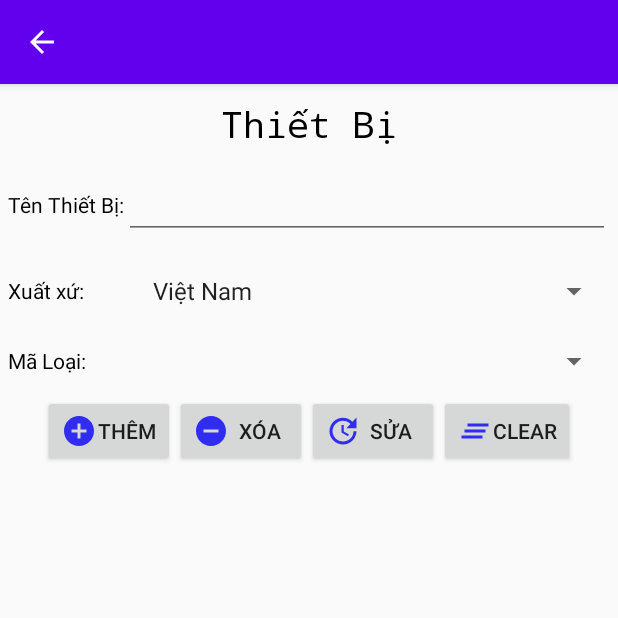
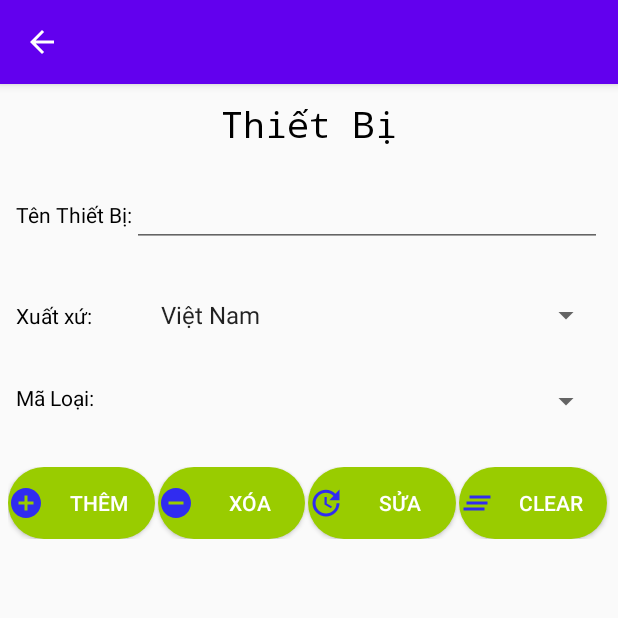
Before and after one commit to baybayhaiba/doAn_QuanLyThietBi, an Android app: the ActivityThietBi screen opened directly, with no data from a screen before it, on a phone screen of 412 x 824 dp, the top half of it. Run offline under Robolectric (Android 15) with nearby library versions, the phone set to English and light mode, and no system bars.

Commit message:
Bài exe1

```diff
--- /dev/null
+++ b/app/src/main/res/drawable/bt_actived.xml
@@ -0,0 +1,11 @@
+<?xml version="1.0" encoding="utf-8"?>
+<shape xmlns:android="http://schemas.android.com/apk/res/android">
+    <solid android:color="@android:color/holo_orange_dark"/>
+
+    <corners android:topLeftRadius="25dp"
+        android:topRightRadius="25dp"
+        android:bottomLeftRadius="25dp"
+        android:bottomRightRadius="25dp"
+        />
+
+</shape>
--- /dev/null
+++ b/app/src/main/res/drawable/bt_nonactived.xml
@@ -0,0 +1,11 @@
+<?xml version="1.0" encoding="utf-8"?>
+<shape xmlns:android="http://schemas.android.com/apk/res/android">
+    <solid android:color="@android:color/holo_green_light"/>
+
+    <corners android:topLeftRadius="25dp"
+        android:topRightRadius="25dp"
+        android:bottomLeftRadius="25dp"
+        android:bottomRightRadius="25dp"
+        />
+
+</shape>
--- /dev/null
+++ b/app/src/main/res/drawable/set_status_button.xml
@@ -0,0 +1,5 @@
+<?xml version="1.0" encoding="utf-8"?>
+<selector xmlns:android="http://schemas.android.com/apk/res/android">
+    <item android:drawable="@drawable/bt_nonactived" android:state_pressed="false"/>
+    <item android:drawable="@drawable/bt_actived" android:state_pressed="true"/>
+</selector>
--- a/app/src/main/res/layout/activity_ma_thietbi.xml
+++ b/app/src/main/res/layout/activity_ma_thietbi.xml
@@ -48,16 +48,15 @@
         android:layout_marginTop="5dp">
 
         <Button
+            android:background="@drawable/set_status_button"
             android:id="@+id/bt_add"
             style="@style/button"
-            android:drawableStart="@drawable/ic_baseline_add_circle_24"
             android:text="@string/add"
             android:drawableLeft="@drawable/ic_baseline_add_circle_24" />
 
         <Button
             android:id="@+id/bt_remove"
             style="@style/button"
-            android:drawableStart="@drawable/ic_baseline_remove_circle_24"
             android:text="@string/remove"
             android:drawableLeft="@drawable/ic_baseline_remove_circle_24" />
 
@@ -74,7 +73,6 @@
             android:drawableStart="@drawable/ic_baseline_clear_all_24"
             android:text="@string/clear"
             android:drawableLeft="@drawable/ic_baseline_clear_all_24" />
-
     </LinearLayout>
 
     <ListView
--- a/app/src/main/res/layout/activity_thietbi.xml
+++ b/app/src/main/res/layout/activity_thietbi.xml
@@ -62,6 +62,26 @@
     </LinearLayout>
 
     <LinearLayout
+        android:layout_width="0dp"
+        android:layout_height="0dp"
+        android:layout_margin="5dp"
+        android:layout_marginTop="5dp">
+
+        <TextView
+            style="@style/textView"
+            android:layout_gravity="center"
+            android:text="Chữ ký" />
+
+        <ImageButton
+            android:id="@+id/bt_signature"
+            android:adjustViewBounds="true"
+            android:scaleType="centerCrop"
+            android:layout_width="50dp"
+            android:layout_height="50dp"
+            android:layout_marginLeft="30sp" />
+    </LinearLayout>
+
+    <LinearLayout
         style="@style/linearBt"
         android:layout_marginTop="5dp">
 
@@ -88,8 +108,9 @@
             style="@style/button"
             android:drawableStart="@drawable/ic_baseline_clear_all_24"
             android:text="@string/clear" />
+    </LinearLayout>
 
-    </LinearLayout>
+
 
     <android.support.v7.widget.RecyclerView
         android:id="@+id/recyclerViewThietBi"
--- a/app/src/main/res/values/styles.xml
+++ b/app/src/main/res/values/styles.xml
@@ -47,12 +47,16 @@
         <item name="android:layout_width">match_parent</item>
         <item name="android:layout_height">wrap_content</item>
         <item name="android:orientation">horizontal</item>
-        <item name="android:gravity">center</item>
+        <item name="android:padding">5dp</item>
     </style>
 
     <style name="button">
-        <item name="android:layout_width">wrap_content</item>
+        <item name="android:background">@drawable/set_status_button</item>
+        <item name="android:textColor">@android:color/white</item>
+        <item name="android:layout_width">0dp</item>
         <item name="android:layout_height">wrap_content</item>
+        <item name="android:layout_marginRight">2dp</item>
+        <item name="android:layout_weight">1</item>
     </style>
 
     <style name="listView">
```
Also changed, not shown: app/src/main/java/tdc/edu/vn/qlsv/Database/DataThietBi.java (+4 -3 lines), app/src/main/java/tdc/edu/vn/qlsv/GiaoDien/ActivityThietBi.java (+75 -11 lines), app/src/main/java/tdc/edu/vn/qlsv/GiaoDien/CustomSign.java (added, +75 -0 lines), app/src/main/java/tdc/edu/vn/qlsv/Model/ThietBi.java (+12 -6 lines), app/src/main/res/layout/signature.xml (added, +37 -0 lines).
